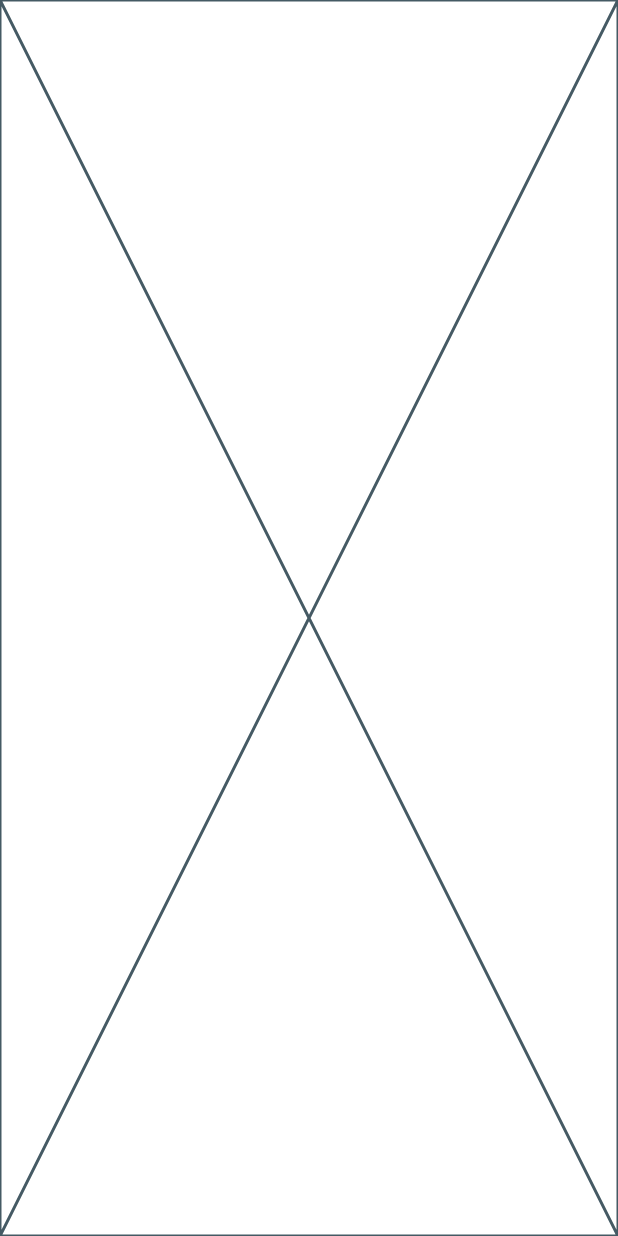
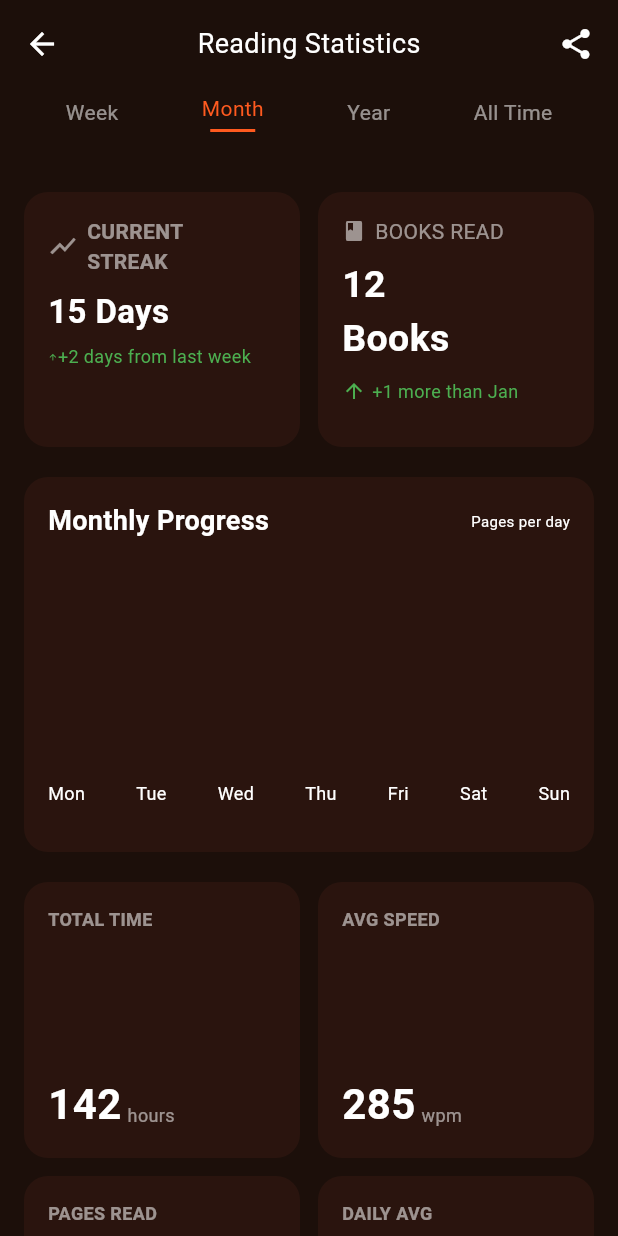
Before and after one commit to Brahm03/pn-app, a Flutter app: the screen it shows after launch, on a phone screen of 412 x 824 dp. Run offline on Flutter 3.47's test engine with Material 3 defaults, Android fonts, the phone set to English and light mode, and no system bars; our stand-ins replace dio, equatable.

Commit message:
Reading Stats

```diff
--- a/lib/src/core/app/app.dart
+++ b/lib/src/core/app/app.dart
@@ -7,10 +7,10 @@ class App extends StatelessWidget {
   @override
   Widget build(BuildContext context) {
     return MaterialApp(
-      debugShowCheckedModeBanner: true,
+      debugShowCheckedModeBanner: false,
       title: 'PN app',
       onGenerateRoute: AppRouter.onGenerateRoute,
-      initialRoute: '/login',
+      initialRoute: "reading-stats",
     );
   }
 }
--- a/lib/src/core/router/app_router.dart
+++ b/lib/src/core/router/app_router.dart
@@ -1,14 +1,16 @@
 import 'package:flutter/material.dart';
 import 'package:pn_app/src/features/auth/presentation/screens/login_page.dart';
+import 'package:pn_app/src/features/reading%20stats/presentation/screens/RedingStats_screen.dart';
 
 class AppRouter {
   static Route<dynamic>? onGenerateRoute(RouteSettings settings) {
     switch (settings.name) {
       case '/login':
         return customRouter(LoginPage());
-      // case "sign_up":
-      //   return customRouter();
+      case "reading-stats":
+        return customRouter(ReadingStatsScreen());
       default:
+        return null;
     }
   }
 
--- /dev/null
+++ b/lib/src/features/reading stats/presentation/screens/RedingStats_screen.dart
@@ -0,0 +1,493 @@
+import 'package:flutter/material.dart';
+
+class ReadingStatsScreen extends StatelessWidget {
+  const ReadingStatsScreen({Key? key}) : super(key: key);
+
+  @override
+  Widget build(BuildContext context) {
+    return Scaffold(
+      backgroundColor: const Color(0xFF1C0F0A),
+      body: ListView(
+        children: [
+          SafeArea(
+            child: Padding(
+              padding: const EdgeInsets.all(16),
+              child: Column(
+                children: [
+                  Row(
+                    mainAxisAlignment: MainAxisAlignment.spaceBetween,
+                    children: const [
+                      Icon(Icons.arrow_back, color: Colors.white),
+                      Text(
+                        "Reading Statistics",
+                        style: TextStyle(color: Colors.white, fontSize: 18),
+                      ),
+                      Icon(Icons.share, color: Colors.white),
+                    ],
+                  ),
+
+                  const SizedBox(height: 20),
+
+                  Row(
+                    mainAxisAlignment: MainAxisAlignment.spaceAround,
+                    children: [
+                      const Text(
+                        "Week",
+                        style: TextStyle(color: Colors.white54),
+                      ),
+                      Column(
+                        children: [
+                          const Text(
+                            "Month",
+                            style: TextStyle(color: Color(0xFFFF5A1F)),
+                          ),
+                          const SizedBox(height: 4),
+                          const SizedBox(
+                            height: 2,
+                            width: 30,
+                            child: DecoratedBox(
+                              decoration: BoxDecoration(
+                                color: Color(0xFFFF5A1F),
+                              ),
+                            ),
+                          ),
+                        ],
+                      ),
+                      const Text(
+                        "Year",
+                        style: TextStyle(color: Colors.white54),
+                      ),
+                      const Text(
+                        "All Time",
+                        style: TextStyle(color: Colors.white54),
+                      ),
+                    ],
+                  ),
+
+                  const SizedBox(height: 40),
+
+                  Row(
+                    children: [
+                      Expanded(
+                        child: Container(
+                          height: 170,
+                          padding: const EdgeInsets.all(16),
+                          decoration: BoxDecoration(
+                            color: const Color(0xFF2A140E),
+                            borderRadius: BorderRadius.circular(16),
+                          ),
+                          child: Column(
+                            crossAxisAlignment: CrossAxisAlignment.start,
+                            children: [
+                              Row(
+                                children: [
+                                  const Icon(
+                                    Icons.show_chart,
+                                    color: Colors.white54,
+                                    size: 20,
+                                  ),
+                                  const SizedBox(width: 6),
+                                  Column(
+                                    crossAxisAlignment:
+                                        CrossAxisAlignment.start,
+                                    children: const [
+                                      Text(
+                                        "CURRENT",
+                                        style: TextStyle(
+                                          color: Colors.white54,
+                                          fontWeight: FontWeight.bold,
+                                        ),
+                                      ),
+                                      Text(
+                                        "STREAK",
+                                        style: TextStyle(
+                                          color: Colors.white54,
+                                          fontWeight: FontWeight.bold,
+                                        ),
+                                      ),
+                                    ],
+                                  ),
+                                ],
+                              ),
+
+                              const SizedBox(height: 8),
+                              const Text(
+                                "15 Days",
+                                style: TextStyle(
+                                  color: Colors.white,
+                                  fontSize: 22,
+                                  fontWeight: FontWeight.bold,
+                                ),
+                              ),
+                              const SizedBox(height: 6),
+                              Row(
+                                children: const [
+                                  SizedBox(height: 10),
+                                  Icon(
+                                    Icons.arrow_upward,
+                                    color: Colors.green,
+                                    size: 6.5,
+                                  ),
+                                  SizedBox(height: 4),
+                                  Text(
+                                    "+2 days from last week",
+                                    style: TextStyle(
+                                      color: Colors.green,
+                                      fontSize: 12,
+                                    ),
+                                  ),
+                                ],
+                              ),
+                            ],
+                          ),
+                        ),
+                      ),
+                      const SizedBox(width: 12),
+                      Expanded(
+                        child: Container(
+                          height: 170,
+                          padding: const EdgeInsets.all(16),
+                          decoration: BoxDecoration(
+                            color: const Color(0xFF2A140E),
+                            borderRadius: BorderRadius.circular(16),
+                          ),
+                          child: Column(
+                            crossAxisAlignment: CrossAxisAlignment.start,
+                            children: [
+                              Row(
+                                children: [
+                                  const Icon(
+                                    Icons.book,
+                                    color: Colors.white54,
+                                    size: 16,
+                                  ),
+                                  const SizedBox(width: 6),
+                                  const Text(
+                                    "BOOKS READ",
+                                    style: TextStyle(color: Colors.white54),
+                                  ),
+                                ],
+                              ),
+
+                              const SizedBox(height: 8),
+                              const Text(
+                                "12\nBooks",
+                                style: TextStyle(
+                                  color: Colors.white,
+                                  fontSize: 25,
+                                  fontWeight: FontWeight.bold,
+                                ),
+                              ),
+                              const SizedBox(height: 8),
+                              Row(
+                                children: const [
+                                  Icon(
+                                    Icons.arrow_upward,
+                                    color: Colors.green,
+                                    size: 16,
+                                  ),
+                                  SizedBox(width: 4),
+                                  Text(
+                                    "+1 more than Jan",
+                                    style: TextStyle(
+                                      color: Colors.green,
+                                      fontSize: 12,
+                                    ),
+                                  ),
+                                ],
+                              ),
+                            ],
+                          ),
+                        ),
+                      ),
+                    ],
+                  ),
+
+                  const SizedBox(height: 20),
+
+                  Container(
+                    width: double.infinity,
+                    height: 250,
+                    padding: const EdgeInsets.all(16),
+                    decoration: BoxDecoration(
+                      color: const Color(0xFF2A140E),
+                      borderRadius: BorderRadius.circular(16),
+                    ),
+                    child: Column(
+                      children: [
+                        Row(
+                          children: const [
+                            Text(
+                              "Monthly Progress",
+                              style: TextStyle(
+                                color: Colors.white,
+                                fontSize: 18,
+                                fontWeight: FontWeight.bold,
+                              ),
+                            ),
+                            Spacer(),
+                            Text(
+                              "Pages per day",
+                              style: TextStyle(
+                                color: Colors.white,
+                                fontSize: 10,
+                              ),
+                            ),
+                          ],
+                        ),
+                        const SizedBox(height: 160),
+                        Row(
+                          mainAxisAlignment: MainAxisAlignment.spaceBetween,
+                          children: const [
+                            Text(
+                              "Mon",
+                              style: TextStyle(
+                                color: Colors.white,
+                                fontSize: 12,
+                              ),
+                            ),
+                            Text(
+                              "Tue",
+                              style: TextStyle(
+                                color: Colors.white,
+                                fontSize: 12,
+                              ),
+                            ),
+                            Text(
+                              "Wed",
+                              style: TextStyle(
+                                color: Colors.white,
+                                fontSize: 12,
+                              ),
+                            ),
+                            Text(
+                              "Thu",
+                              style: TextStyle(
+                                color: Colors.white,
+                                fontSize: 12,
+                              ),
+                            ),
+                            Text(
+                              "Fri",
+                              style: TextStyle(
+                                color: Colors.white,
+                                fontSize: 12,
+                              ),
+                            ),
+                            Text(
+                              "Sat",
+                              style: TextStyle(
+                                color: Colors.white,
+                                fontSize: 12,
+                              ),
+                            ),
+                            Text(
+                              "Sun",
+                              style: TextStyle(
+                                color: Colors.white,
+                                fontSize: 12,
+                              ),
+                            ),
+                          ],
+                        ),
+                      ],
+                    ),
+                  ),
+                  SizedBox(height: 20),
+                  GridView.count(
+                    crossAxisCount: 2,
+                    shrinkWrap: true,
+                    physics: const NeverScrollableScrollPhysics(),
+                    crossAxisSpacing: 12,
+                    mainAxisSpacing: 12,
+                    children: const [
+                      _StatCard(
+                        title: "TOTAL TIME",
+                        value: "142",
+                        suffix: "hours",
+                      ),
+                      _StatCard(
+                        title: "AVG SPEED",
+                        value: "285",
+                        suffix: "wpm",
+                      ),
+                      _StatCard(
+                        title: "PAGES READ",
+                        value: "3,842",
+                        suffix: "total",
+                      ),
+                      _StatCard(title: "DAILY AVG", value: "45", suffix: "min"),
+                    ],
+                  ),
+                  SizedBox(height: 20),
+                  Container(
+                    width: double.infinity,
+                    padding: const EdgeInsets.all(16),
+                    decoration: BoxDecoration(
+                      color: const Color(0xFF2A140E),
+                      borderRadius: BorderRadius.circular(16),
+                    ),
+                    child: Column(
+                      crossAxisAlignment: CrossAxisAlignment.start,
+                      children: [
+                        const Text(
+                          "Genre Breakdown",
+                          style: TextStyle(
+                            color: Colors.white,
+                            fontSize: 18,
+                            fontWeight: FontWeight.bold,
+                          ),
+                        ),
+
+                        const SizedBox(height: 16),
+
+                        Row(
+                          children: [
+                            Expanded(
+                              flex: 2,
+                              child: ClipRRect(
+                                borderRadius: BorderRadius.circular(12),
+                                child: Image.asset(
+                                  "assets/images/SVG.png",
+                                  fit: BoxFit.contain,
+                                ),
+                              ),
+                            ),
+
+                            const SizedBox(width: 16),
+
+                            Expanded(
+                              flex: 3,
+                              child: Column(
+                                children: const [
+                                  _GenreItem(
+                                    color: Color(0xFFFF5A1F),
+                                    title: "Sci-Fi",
+                                    percent: "60%",
+                                  ),
+                                  SizedBox(height: 9),
+                                  _GenreItem(
+                                    color: Color(0xFFFF8A5C),
+                                    title: "Fantasy",
+                                    percent: "25%",
+                                  ),
+                                  SizedBox(height: 9),
+                                  _GenreItem(
+                                    color: Color(0xFF4A2A1F),
+                                    title: "History",
+                                    percent: "15%",
+                                  ),
+                                ],
+                              ),
+                            ),
+                          ],
+                        ),
+                      ],
+                    ),
+                  ),
+                ],
+              ),
+            ),
+          ),
+        ],
+      ),
+    );
+  }
+}
+
+class _StatCard extends StatelessWidget {
+  final String title;
+  final String value;
+  final String suffix;
+
+  const _StatCard({
+    required this.title,
+    required this.value,
+    required this.suffix,
+  });
+
+  @override
+  Widget build(BuildContext context) {
+    return Container(
+      height: 171,
+      padding: const EdgeInsets.all(16),
+      decoration: BoxDecoration(
+        color: const Color(0xFF2A140E),
+        borderRadius: BorderRadius.circular(16),
+      ),
+      child: Column(
+        crossAxisAlignment: CrossAxisAlignment.start,
+        children: [
+          Text(
+            title,
+            style: const TextStyle(
+              color: Colors.white54,
+              fontSize: 12,
+              fontWeight: FontWeight.bold,
+            ),
+          ),
+          const Spacer(),
+          Row(
+            crossAxisAlignment: CrossAxisAlignment.end,
+            children: [
+              Text(
+                value,
+                style: const TextStyle(
+                  color: Colors.white,
+                  fontSize: 28,
+                  fontWeight: FontWeight.bold,
+                ),
+              ),
+              const SizedBox(width: 4),
+              Padding(
+                padding: const EdgeInsets.only(bottom: 4),
+                child: Text(
+                  suffix,
+                  style: const TextStyle(color: Colors.white54, fontSize: 12),
+                ),
+              ),
+            ],
+          ),
+        ],
+      ),
+    );
+  }
+}
+
+class _GenreItem extends StatelessWidget {
+  final Color color;
+  final String title;
+  final String percent;
+
+  const _GenreItem({
+    required this.color,
+    required this.title,
+    required this.percent,
+  });
+
+  @override
+  Widget build(BuildContext context) {
+    return Row(
+      children: [
+        Container(
+          width: 8,
+          height: 60,
+          decoration: BoxDecoration(color: color, shape: BoxShape.circle),
+        ),
+        const SizedBox(width: 8),
+        Text(
+          title,
+          style: const TextStyle(color: Colors.white70, fontSize: 14),
+        ),
+        const Spacer(),
+        Text(
+          percent,
+          style: const TextStyle(
+            color: Colors.white,
+            fontWeight: FontWeight.bold,
+          ),
+        ),
+      ],
+    );
+  }
+}
--- a/pubspec.yaml
+++ b/pubspec.yaml
@@ -60,9 +60,9 @@ flutter:
   uses-material-design: true
 
   # To add assets to your application, add an assets section, like this:
-  # assets:
-  #   - images/a_dot_burr.jpeg
-  #   - images/a_dot_ham.jpeg
+  assets:
+    - assets/images/
+    # - images/a_dot_ham.jpeg
 
   # An image asset can refer to one or more resolution-specific "variants", see
   # https://flutter.dev/to/resolution-aware-images
```
Also changed, not shown: assets/images/SVG.png (added), 1 other file.
